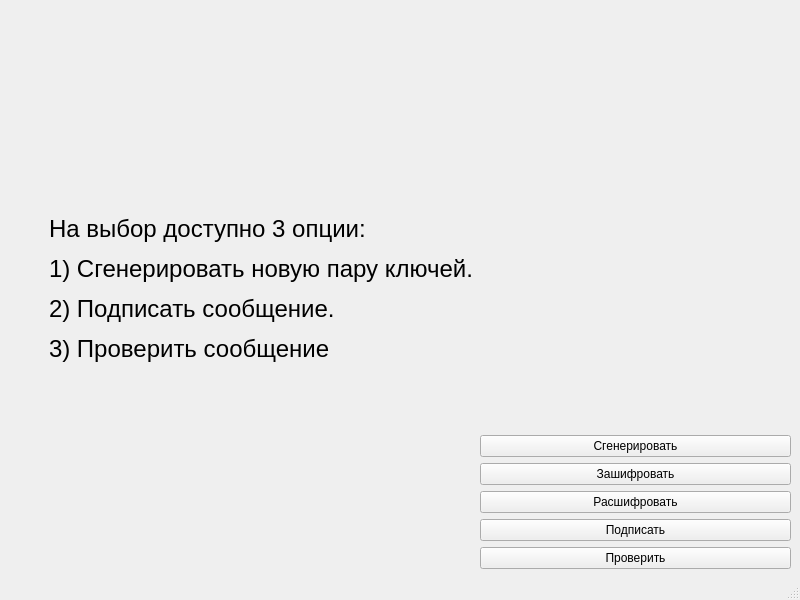
First picture: the form in Qt/QtDigitalSignature/mainwindow.ui, repository aleksei65537/CryptoLabs, before the edit.
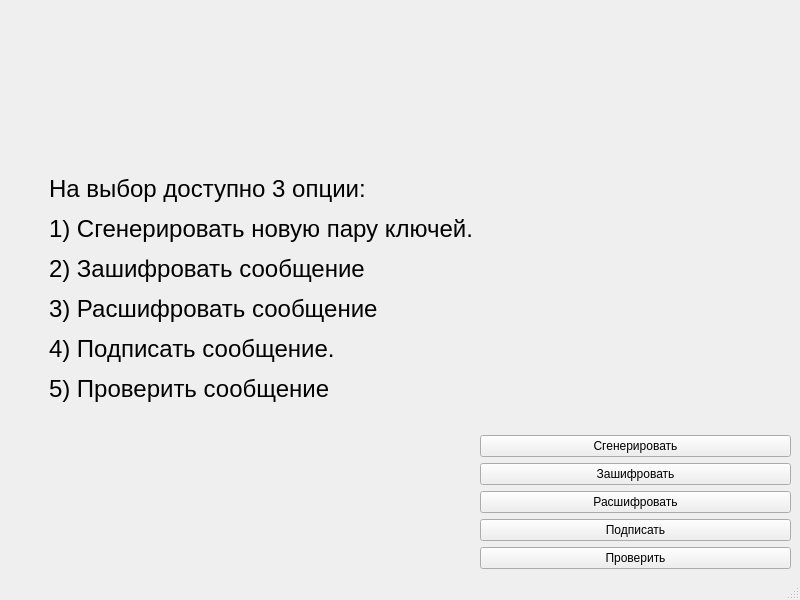
Second picture: the form after the edit.

The edit to the form file:
```diff
--- a/Qt/QtDigitalSignature/mainwindow.ui
+++ b/Qt/QtDigitalSignature/mainwindow.ui
@@ -34,7 +34,7 @@
     <item>
      <widget class="QLabel" name="labelChoose">
       <property name="text">
-       <string>&lt;html&gt;&lt;head/&gt;&lt;body&gt;&lt;p&gt;&lt;span style=&quot; font-size:18pt;&quot;&gt;На выбор доступно 3 опции:&lt;/span&gt;&lt;/p&gt;&lt;p&gt;&lt;span style=&quot; font-size:18pt;&quot;&gt;1) Сгенерировать новую пару ключей.&lt;/span&gt;&lt;/p&gt;&lt;p&gt;&lt;span style=&quot; font-size:18pt;&quot;&gt;2) Подписать сообщение.&lt;/span&gt;&lt;/p&gt;&lt;p&gt;&lt;span style=&quot; font-size:18pt;&quot;&gt;3) Проверить сообщение&lt;/span&gt;&lt;/p&gt;&lt;/body&gt;&lt;/html&gt;</string>
+       <string>&lt;html&gt;&lt;head/&gt;&lt;body&gt;&lt;p&gt;&lt;span style=&quot; font-size:18pt;&quot;&gt;На выбор доступно 3 опции:&lt;/span&gt;&lt;/p&gt;&lt;p&gt;&lt;span style=&quot; font-size:18pt;&quot;&gt;1) Сгенерировать новую пару ключей.&lt;/span&gt;&lt;/p&gt;&lt;p&gt;&lt;span style=&quot; font-size:18pt;&quot;&gt;2) Зашифровать сообщение&lt;/span&gt;&lt;/p&gt;&lt;p&gt;&lt;span style=&quot; font-size:18pt;&quot;&gt;3) Расшифровать сообщение&lt;/span&gt;&lt;/p&gt;&lt;p&gt;&lt;span style=&quot; font-size:18pt;&quot;&gt;4) Подписать сообщение.&lt;/span&gt;&lt;/p&gt;&lt;p&gt;&lt;span style=&quot; font-size:18pt;&quot;&gt;5) Проверить сообщение&lt;/span&gt;&lt;/p&gt;&lt;/body&gt;&lt;/html&gt;</string>
       </property>
      </widget>
     </item>
```
